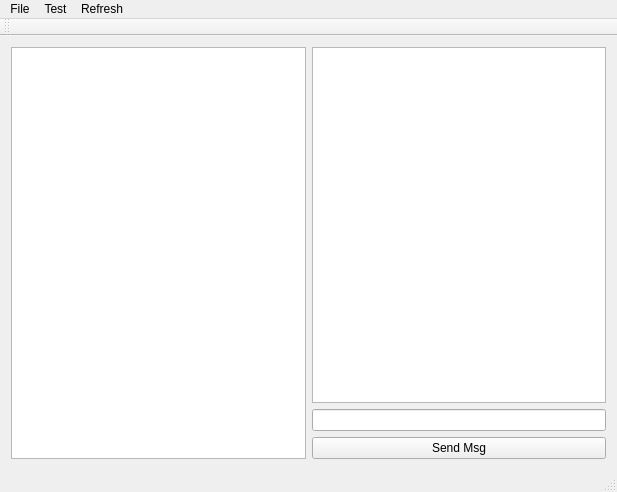
This is WTCLocalServer/wtcmainwindow.ui in fenixnix/Causation-Chain as Qt 5 draws it before an edit. The edited form follows.
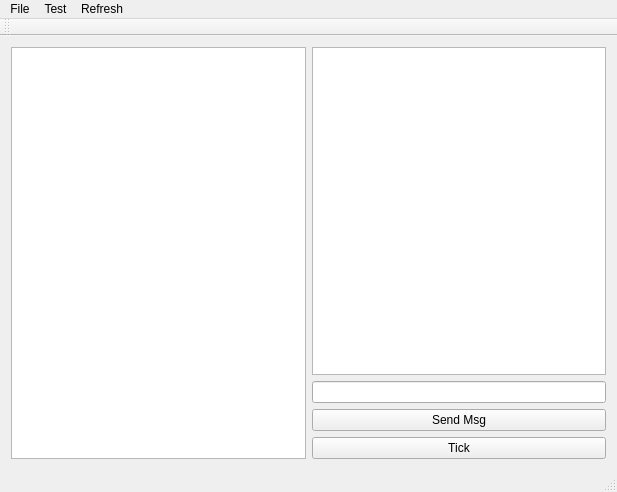
This is the edited form.

The edit to the form file:
```diff
--- a/WTCLocalServer/wtcmainwindow.ui
+++ b/WTCLocalServer/wtcmainwindow.ui
@@ -33,6 +33,13 @@
         </property>
        </widget>
       </item>
+      <item>
+       <widget class="QPushButton" name="tickBtn">
+        <property name="text">
+         <string>Tick</string>
+        </property>
+       </widget>
+      </item>
      </layout>
     </item>
    </layout>
```
